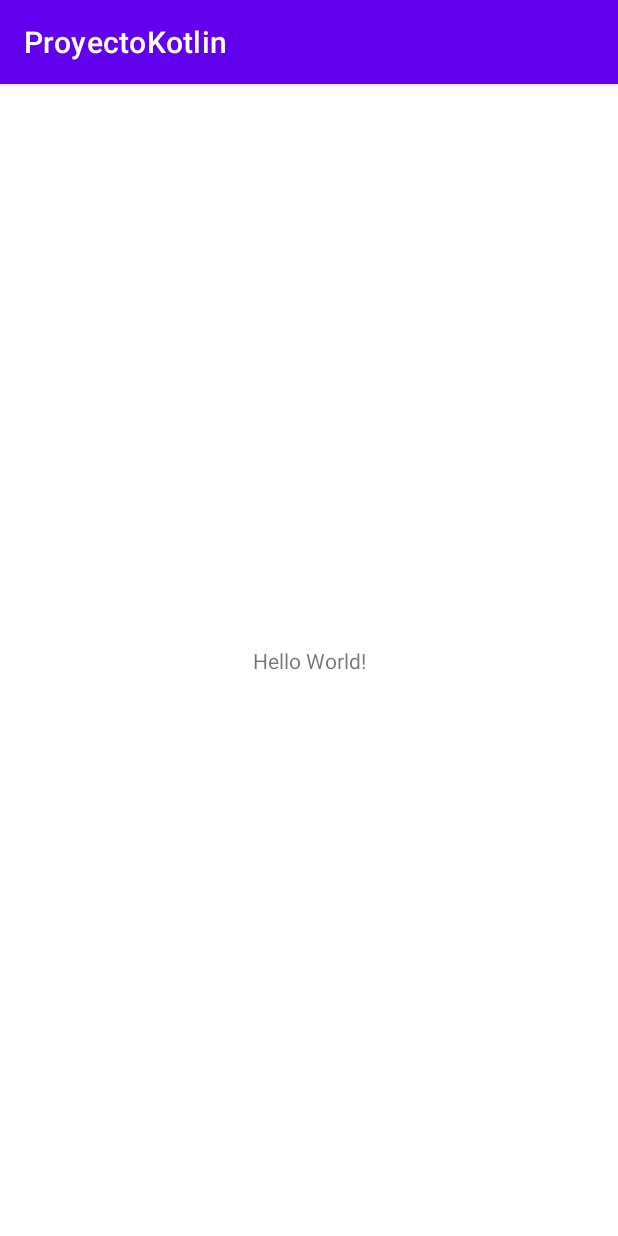
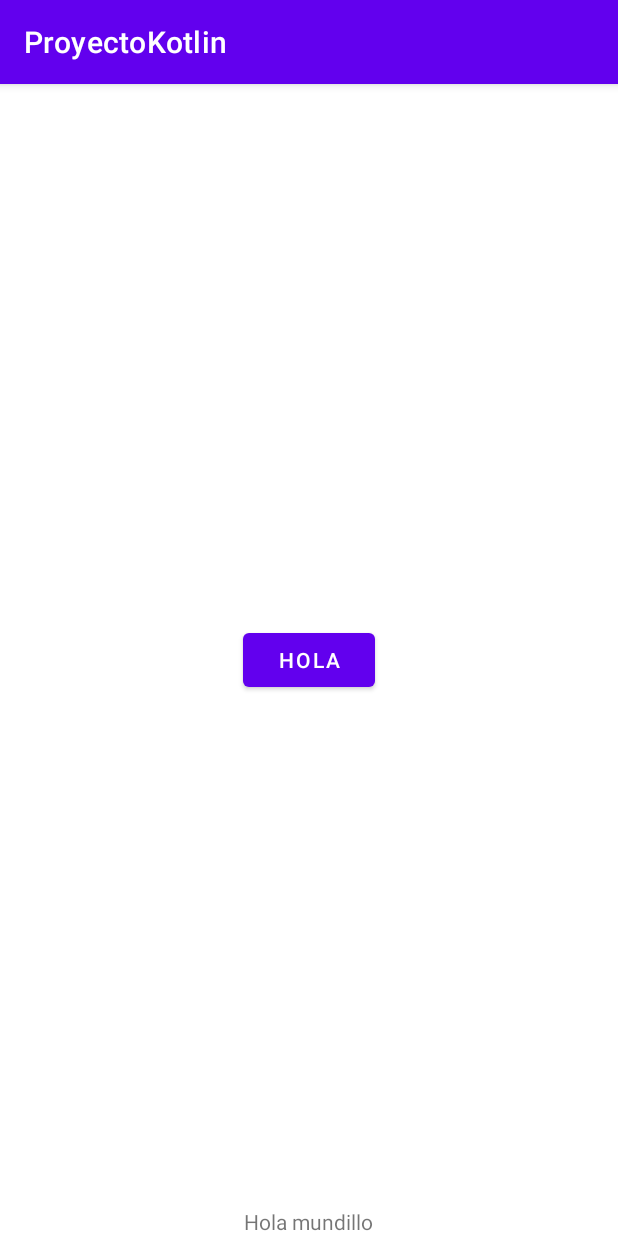
Before and after one commit to alexcc90/Mi-primer-proyecto-, an Android app: the screen it shows after launch (MainActivity), on a phone screen of 412 x 824 dp. Run offline under Robolectric (Android 15) with nearby library versions, the phone set to English and light mode, and no system bars.

Commit message:
Se bindeo los objetos del activitymain y se mando una hola mundillo al textview

```diff
--- a/app/build.gradle
+++ b/app/build.gradle
@@ -29,6 +29,10 @@ android {
     kotlinOptions {
         jvmTarget = '1.8'
     }
+
+    buildFeatures{
+        viewBinding true
+    }
 }
 
 dependencies {
--- a/app/src/main/java/com/cursokotlin/proyectokotlin/MainActivity.kt
+++ b/app/src/main/java/com/cursokotlin/proyectokotlin/MainActivity.kt
@@ -2,10 +2,18 @@ package com.cursokotlin.proyectokotlin
 
 import androidx.appcompat.app.AppCompatActivity
 import android.os.Bundle
+import com.cursokotlin.proyectokotlin.databinding.ActivityMainBinding
 
 class MainActivity : AppCompatActivity() {
+
+    private lateinit var binding: ActivityMainBinding
+
     override fun onCreate(savedInstanceState: Bundle?) {
         super.onCreate(savedInstanceState)
-        setContentView(R.layout.activity_main)
+        binding = ActivityMainBinding.inflate(layoutInflater)
+        setContentView(binding.root)
+
+        binding.tvhola.text="Hola mundillo"
+
     }
 }
--- a/app/src/main/res/layout/activity_main.xml
+++ b/app/src/main/res/layout/activity_main.xml
@@ -1,5 +1,5 @@
 <?xml version="1.0" encoding="utf-8"?>
-<androidx.constraintlayout.widget.ConstraintLayout xmlns:android="http://schemas.android.com/apk/res/android"
+<FrameLayout xmlns:android="http://schemas.android.com/apk/res/android"
     xmlns:app="http://schemas.android.com/apk/res-auto"
     xmlns:tools="http://schemas.android.com/tools"
     android:layout_width="match_parent"
@@ -7,12 +7,18 @@
     tools:context=".MainActivity">
 
     <TextView
+        android:id="@+id/tvhola"
         android:layout_width="wrap_content"
         android:layout_height="wrap_content"
         android:text="Hello World!"
-        app:layout_constraintBottom_toBottomOf="parent"
-        app:layout_constraintLeft_toLeftOf="parent"
-        app:layout_constraintRight_toRightOf="parent"
-        app:layout_constraintTop_toTopOf="parent" />
+        android:layout_gravity="bottom|center_horizontal"/>
 
-</androidx.constraintlayout.widget.ConstraintLayout>
+    <Button
+        android:id="@+id/btnhola"
+        android:layout_width="wrap_content"
+        android:layout_height="wrap_content"
+        android:text="Hola"
+        android:layout_gravity="center"/>
+
+
+</FrameLayout>
```
